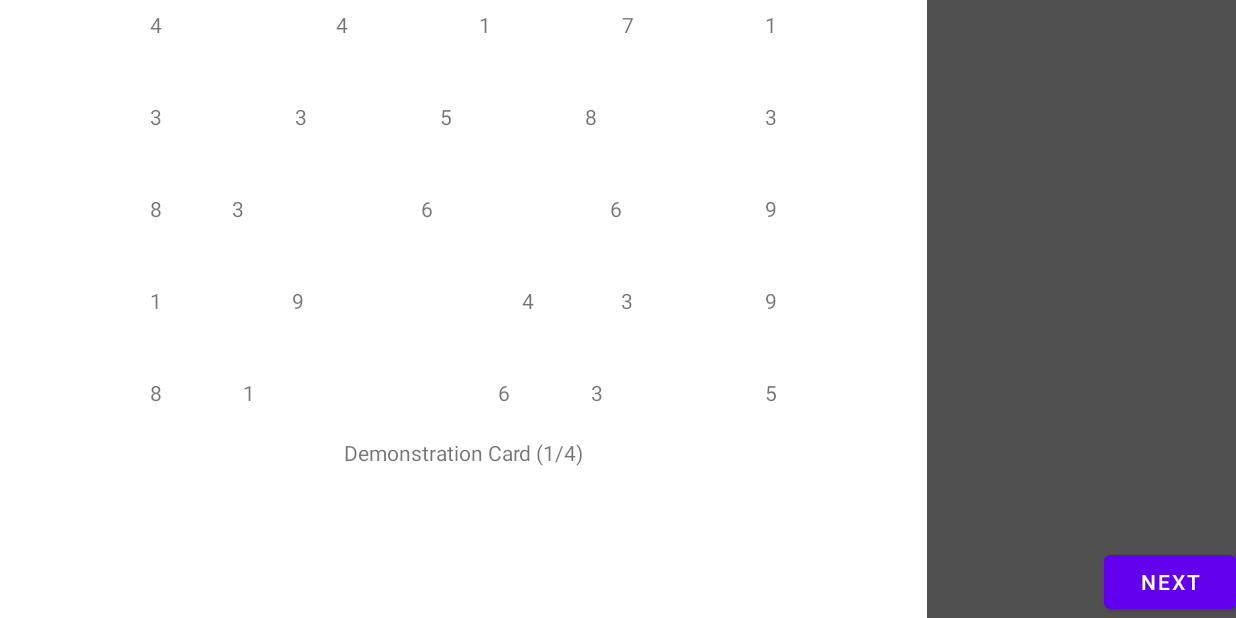
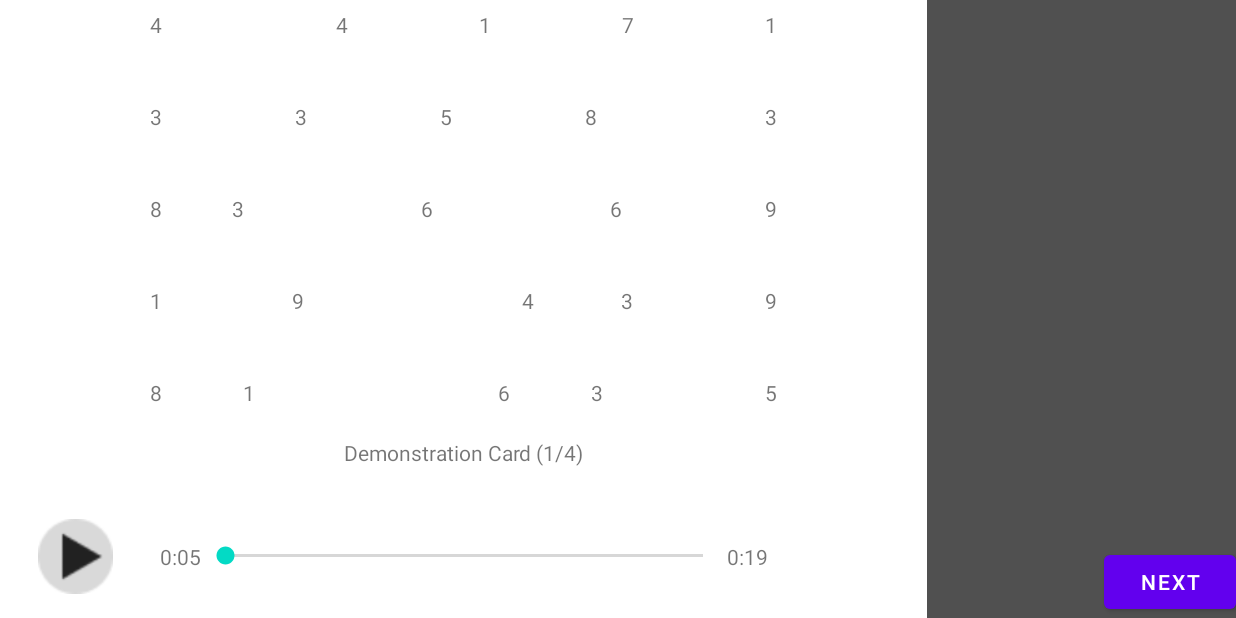
Before and after one commit to DanielEverland/BachelorProject, an Android app: the ReviewFlashcardActivity screen opened directly, with no data from a screen before it, on a phone screen of 824 x 412 dp (held sideways). Run offline under Robolectric (Android 15) with nearby library versions, the phone set to English and light mode, and no system bars; our stand-ins replace navigation-ui; 2 statements that could not run were skipped.

Commit message:
Setup layout for playback widgets

```diff
--- a/ConcussionClient/app/src/main/res/layout/activity_review_flashcard.xml
+++ b/ConcussionClient/app/src/main/res/layout/activity_review_flashcard.xml
@@ -33,12 +33,54 @@
                     android:layout_weight="1"
                     tools:layout="@layout/fragment_flashcard" />
 
-                <FrameLayout
+                <LinearLayout
                     android:layout_width="match_parent"
                     android:layout_height="match_parent"
-                    android:layout_weight="4">
+                    android:layout_weight="4"
+                    android:orientation="horizontal">
 
-                </FrameLayout>
+                    <Space
+                        android:layout_width="25dp"
+                        android:layout_height="match_parent" />
+
+                    <ImageButton
+                        android:id="@+id/imageButton"
+                        android:layout_width="50dp"
+                        android:layout_height="50dp"
+                        android:layout_gravity="center_vertical"
+                        android:background="@drawable/play_button"
+                        android:contentDescription="play" />
+
+                    <Space
+                        android:layout_width="25dp"
+                        android:layout_height="match_parent" />
+
+                    <TextView
+                        android:id="@+id/textView"
+                        android:layout_width="33dp"
+                        android:layout_height="wrap_content"
+                        android:layout_gravity="center"
+                        android:text="0:05"
+                        android:textAlignment="textEnd" />
+
+                    <SeekBar
+                        android:id="@+id/seekBar"
+                        android:layout_width="match_parent"
+                        android:layout_height="match_parent"
+                        android:layout_weight="1" />
+
+                    <TextView
+                        android:id="@+id/textView2"
+                        android:layout_width="33dp"
+                        android:layout_height="wrap_content"
+                        android:layout_gravity="center"
+                        android:text="0:19" />
+
+                    <Space
+                        android:layout_width="100dp"
+                        android:layout_height="match_parent" />
+
+                </LinearLayout>
             </LinearLayout>
         </FrameLayout>
 
```
Also changed, not shown: ConcussionClient/app/src/main/res/drawable/play_button.png (added).
